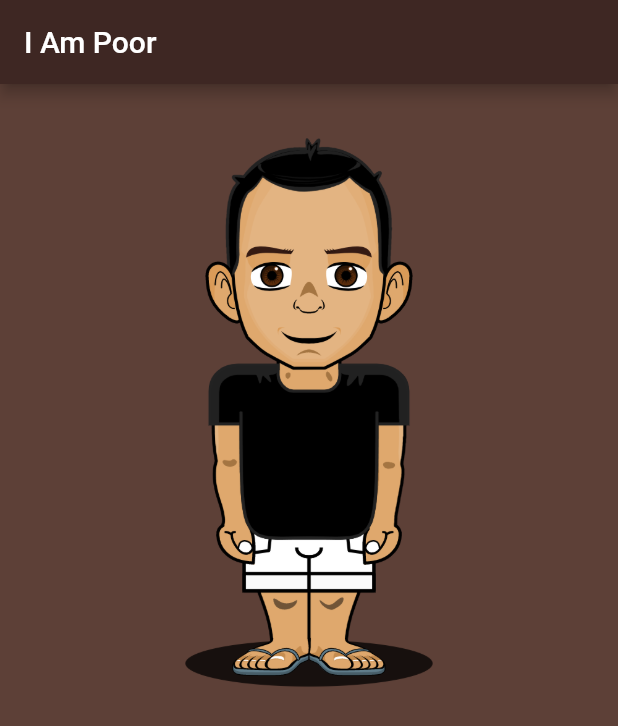
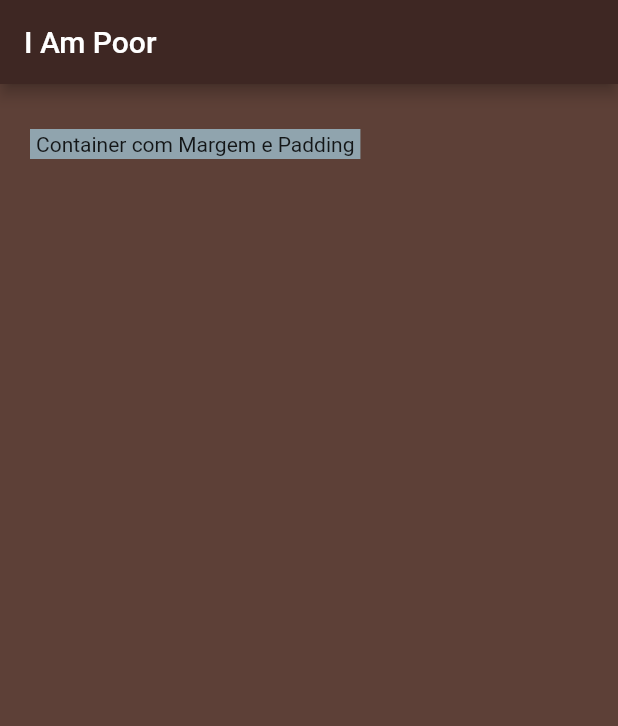
Before and after one commit to fthomasvp/sample-flutter, a Flutter app: the screen it shows after launch, on a phone screen of 412 x 824 dp. Shown: the top 726 px of the screen. Run offline on Flutter 3.47's test engine with Material 2 defaults, Android fonts, the phone set to English and light mode, and no system bars.

Commit message:
feat: add SafeArea, Container and use Padding, Margin with EdgeInsets

```diff
--- a/lib/main.dart
+++ b/lib/main.dart
@@ -13,8 +13,13 @@ class MyApp extends StatelessWidget {
       home: Scaffold(
         appBar: AppBar(
             title: const Text('I Am Poor'), backgroundColor: Colors.brown[900]),
-        body: const Image(
-          image: AssetImage('images/avatar_bbchain.png'),
+        body: SafeArea(
+          child: Container(
+            color: Colors.blueGrey[300],
+            margin: const EdgeInsets.symmetric(horizontal: 20, vertical: 30),
+            padding: const EdgeInsets.symmetric(horizontal: 4, vertical: 2),
+            child: const Text('Container com Margem e Padding'),
+          ),
         ),
         backgroundColor: Colors.brown[700],
       ),
```
